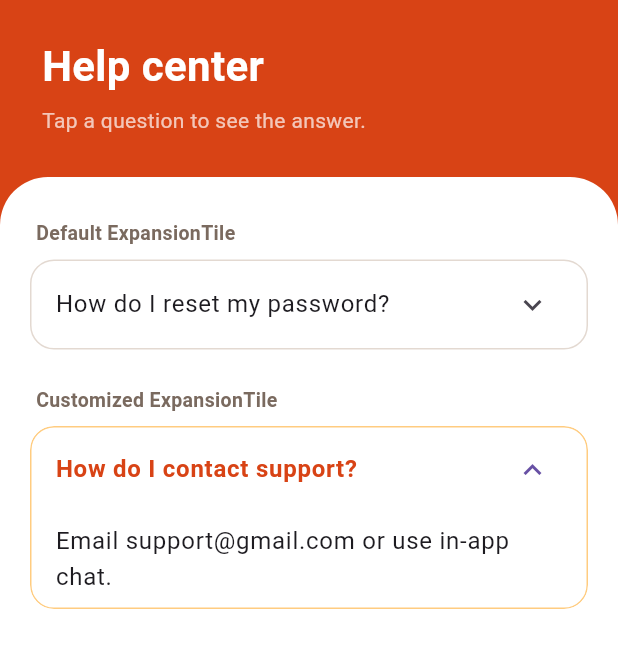
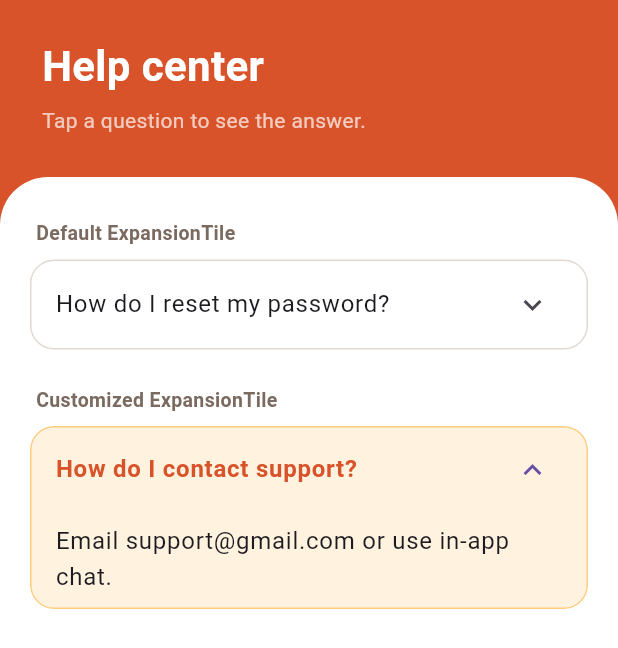
Before and after one commit to nakuwa23/expansion_tile_demo, a Flutter app: the screen it shows after launch, on a phone screen of 412 x 824 dp. Shown: the top 648 px of the screen. Run offline on Flutter 3.47's test engine with Material 3 defaults, Android fonts, the phone set to English and light mode, and no system bars.

Commit message:
Customize tile: backgroundColor

```diff
--- a/lib/main.dart
+++ b/lib/main.dart
@@ -18,8 +18,9 @@ class FaqScreen extends StatelessWidget {
   const FaqScreen({super.key});
 
   // Color palette
-  static const _accent = Color(0xFFD84315); // header, title, icon
+  static const _accent = Color.fromARGB(255, 216, 83, 42); // header, title, icon
   static const _outline = Color(0xFFFFCC80); // customized card border
+  static const _tint = Color(0xFFFFF3E0); // expanded background
   static const _neutralBorder = Color(0xFFE3D9D1); // default card border
 
   static final _cardShape = RoundedRectangleBorder(
@@ -93,6 +94,8 @@ class FaqScreen extends StatelessWidget {
                     ExpansionTile(
                       // Property 1: open on load
                       initiallyExpanded: true,
+                      // Property 2: tinted background when expanded
+                      backgroundColor: _tint,
                       // Supporting setup: rounded card look
                       shape: _cardShape,
                       collapsedShape: _cardShape,
```
